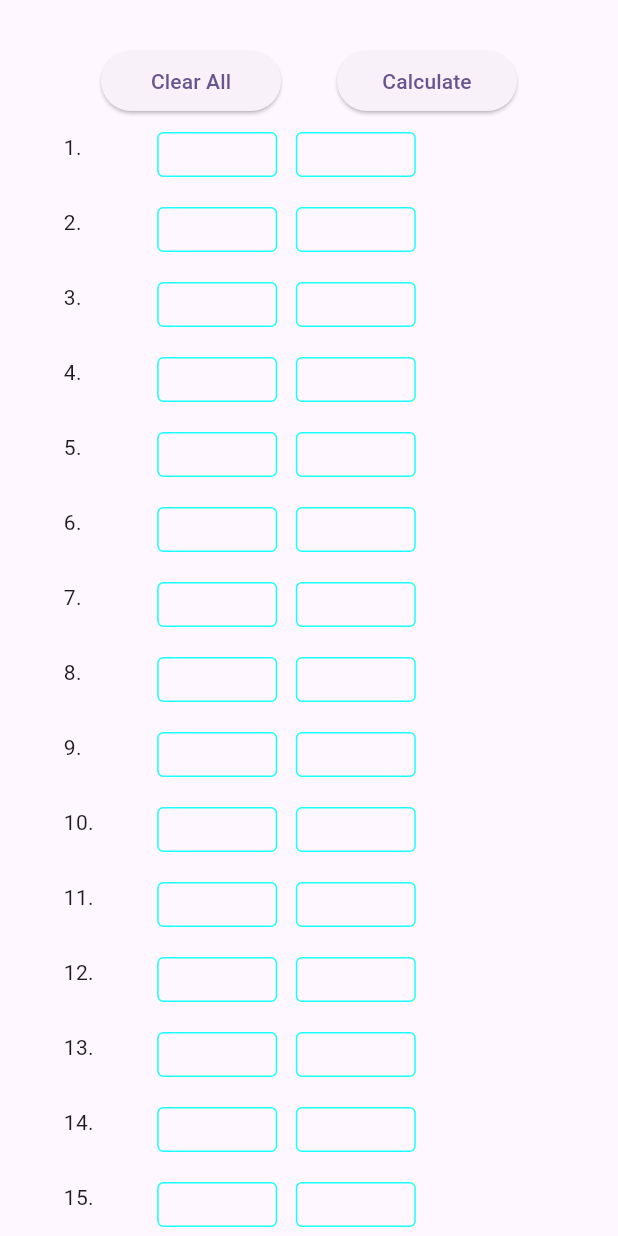
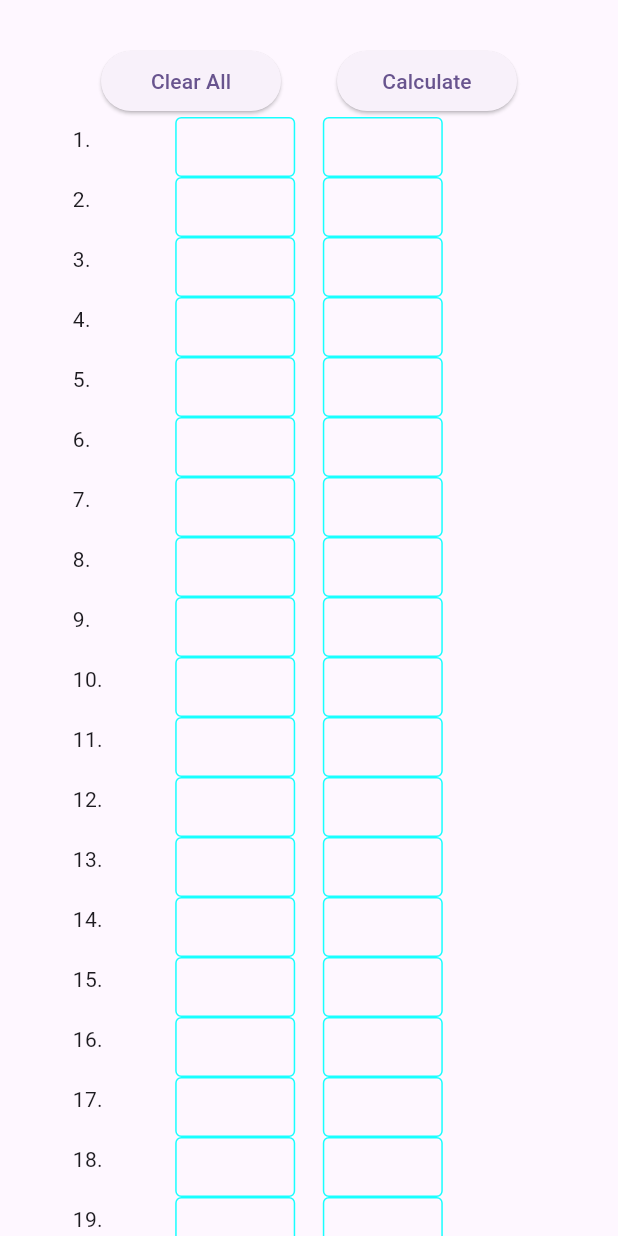
Before and after one commit to thoratharsh/DairyDailyCalculations, a Flutter app: the MyPage4 screen opened directly, on a phone screen of 412 x 824 dp. Run offline on Flutter 3.47's test engine with Material 2 defaults, Android fonts, the light colour scheme and no system bars.

Commit message:
updated code

```diff
--- a/lib/module1.dart
+++ b/lib/module1.dart
@@ -31,7 +31,7 @@
     Function(String value) onchanged) {
   return SizedBox(
     width: 80,
-    height: 30,
+    height: 40,
     child: TextField(
       decoration: InputDecoration(
         labelText: labelText,
@@ -51,7 +51,7 @@
 
 Widget textField(String text, TextAlign textAlign) {
   return SizedBox(
-    width: 80,
+    width: 70,
     height: 50,
     child: Text(
       text,
--- a/lib/page4.dart
+++ b/lib/page4.dart
@@ -428,6 +428,7 @@
       for (int i = 0; i < controllers.length; i++) {
         for (int j = 0; j < 2; j++) {
           controllers[i][j].clear();
+          rowValues[i][j] = "";
         }
         rowValues[i][2] = "";
       }
@@ -489,7 +490,7 @@
                       textFieldPage2('1.', TextAlign.left),
                       rowInputFieldPage2('', controllers[0][0], _setRow1Value1),
                       rowInputFieldPage2('', controllers[0][1], _setRow1Value2),
-                      textField(rowValues[0][2], TextAlign.right),
+                      textFieldPage2(rowValues[0][2], TextAlign.right),
                     ],
                   ),
                   Row(
@@ -499,7 +500,7 @@
                       textFieldPage2('2.', TextAlign.left),
                       rowInputFieldPage2('', controllers[1][0], _setRow2Value1),
                       rowInputFieldPage2('', controllers[1][1], _setRow2Value2),
-                      textField(rowValues[1][2], TextAlign.right),
+                      textFieldPage2(rowValues[1][2], TextAlign.right),
                     ],
                   ),
                   Row(
@@ -509,7 +510,7 @@
                       textFieldPage2('3.', TextAlign.left),
                       rowInputFieldPage2('', controllers[2][0], _setRow3Value1),
                       rowInputFieldPage2('', controllers[2][1], _setRow3Value2),
-                      textField(rowValues[2][2], TextAlign.right),
+                      textFieldPage2(rowValues[2][2], TextAlign.right),
                     ],
                   ),
                   Row(
@@ -519,7 +520,7 @@
                       textFieldPage2('4.', TextAlign.left),
                       rowInputFieldPage2('', controllers[3][0], _setRow4Value1),
                       rowInputFieldPage2('', controllers[3][1], _setRow4Value2),
-                      textField(rowValues[3][2], TextAlign.right),
+                      textFieldPage2(rowValues[3][2], TextAlign.right),
                     ],
                   ),
                   Row(
@@ -529,7 +530,7 @@
                       textFieldPage2('5.', TextAlign.left),
                       rowInputFieldPage2('', controllers[4][0], _setRow5Value1),
                       rowInputFieldPage2('', controllers[4][1], _setRow5Value2),
-                      textField(rowValues[4][2], TextAlign.right),
+                      textFieldPage2(rowValues[4][2], TextAlign.right),
                     ],
                   ),
                   Row(
@@ -539,7 +540,7 @@
                       textFieldPage2('6.', TextAlign.left),
                       rowInputFieldPage2('', controllers[5][0], _setRow6Value1),
                       rowInputFieldPage2('', controllers[5][1], _setRow6Value2),
-                      textField(rowValues[5][2], TextAlign.right),
+                      textFieldPage2(rowValues[5][2], TextAlign.right),
                     ],
                   ),
                   Row(
@@ -549,7 +550,7 @@
                       textFieldPage2('7.', TextAlign.left),
                       rowInputFieldPage2('', controllers[6][0], _setRow7Value1),
                       rowInputFieldPage2('', controllers[6][1], _setRow7Value2),
-                      textField(rowValues[6][2], TextAlign.right),
+                      textFieldPage2(rowValues[6][2], TextAlign.right),
                     ],
                   ),
                   Row(
@@ -559,7 +560,7 @@
                       textFieldPage2('8.', TextAlign.left),
                       rowInputFieldPage2('', controllers[7][0], _setRow8Value1),
                       rowInputFieldPage2('', controllers[7][1], _setRow8Value2),
-                      textField(rowValues[7][2], TextAlign.right),
+                      textFieldPage2(rowValues[7][2], TextAlign.right),
                     ],
                   ),
                   Row(
@@ -569,7 +570,7 @@
                       textFieldPage2('9.', TextAlign.left),
                       rowInputFieldPage2('', controllers[8][0], _setRow9Value1),
                       rowInputFieldPage2('', controllers[8][1], _setRow9Value2),
-                      textField(rowValues[8][2], TextAlign.right),
+                      textFieldPage2(rowValues[8][2], TextAlign.right),
                     ],
                   ),
                   Row(
@@ -581,7 +582,7 @@
                           '', controllers[9][0], _setRow10Value1),
                       rowInputFieldPage2(
                           '', controllers[9][1], _setRow10Value2),
-                      textField(rowValues[9][2], TextAlign.right),
+                      textFieldPage2(rowValues[9][2], TextAlign.right),
                     ],
                   ),
                   Row(
@@ -593,7 +594,7 @@
                           '', controllers[10][0], _setRow11Value1),
                       rowInputFieldPage2(
                           '', controllers[10][1], _setRow11Value2),
-                      textField(rowValues[10][2], TextAlign.right),
+                      textFieldPage2(rowValues[10][2], TextAlign.right),
                     ],
                   ),
                   Row(
@@ -605,7 +606,7 @@
                           '', controllers[11][0], _setRow12Value1),
                       rowInputFieldPage2(
                           '', controllers[11][1], _setRow12Value2),
-                      textField(rowValues[11][2], TextAlign.right),
+                      textFieldPage2(rowValues[11][2], TextAlign.right),
                     ],
                   ),
                   Row(
@@ -617,7 +618,7 @@
                           '', controllers[12][0], _setRow13Value1),
                       rowInputFieldPage2(
                           '', controllers[12][1], _setRow13Value2),
-                      textField(rowValues[12][2], TextAlign.right),
+                      textFieldPage2(rowValues[12][2], TextAlign.right),
                     ],
                   ),
                   Row(
@@ -629,7 +630,7 @@
                           '', controllers[13][0], _setRow14Value1),
                       rowInputFieldPage2(
                           '', controllers[13][1], _setRow14Value2),
-                      textField(rowValues[13][2], TextAlign.right),
+                      textFieldPage2(rowValues[13][2], TextAlign.right),
                     ],
                   ),
                   Row(
@@ -641,7 +642,7 @@
                           '', controllers[14][0], _setRow15Value1),
                       rowInputFieldPage2(
                           '', controllers[14][1], _setRow15Value2),
-                      textField(rowValues[14][2], TextAlign.right),
+                      textFieldPage2(rowValues[14][2], TextAlign.right),
                     ],
                   ),
                   Row(
@@ -653,7 +654,7 @@
                           '', controllers[15][0], _setRow16Value1),
                       rowInputFieldPage2(
                           '', controllers[15][1], _setRow16Value2),
-                      textField(rowValues[15][2], TextAlign.right),
+                      textFieldPage2(rowValues[15][2], TextAlign.right),
                     ],
                   ),
                   Row(
@@ -665,7 +666,7 @@
                           '', controllers[16][0], _setRow17Value1),
                       rowInputFieldPage2(
                           '', controllers[16][1], _setRow17Value2),
-                      textField(rowValues[16][2], TextAlign.right),
+                      textFieldPage2(rowValues[16][2], TextAlign.right),
                     ],
                   ),
                   Row(
@@ -677,7 +678,7 @@
                           '', controllers[17][0], _setRow18Value1),
                       rowInputFieldPage2(
                           '', controllers[17][1], _setRow18Value2),
-                      textField(rowValues[17][2], TextAlign.right),
+                      textFieldPage2(rowValues[17][2], TextAlign.right),
                     ],
                   ),
                   Row(
@@ -689,7 +690,7 @@
                           '', controllers[18][0], _setRow19Value1),
                       rowInputFieldPage2(
                           '', controllers[18][1], _setRow19Value2),
-                      textField(rowValues[18][2], TextAlign.right),
+                      textFieldPage2(rowValues[18][2], TextAlign.right),
                     ],
                   ),
                   Row(
@@ -701,7 +702,7 @@
                           '', controllers[19][0], _setRow20Value1),
                       rowInputFieldPage2(
                           '', controllers[19][1], _setRow20Value2),
-                      textField(rowValues[19][2], TextAlign.right),
+                      textFieldPage2(rowValues[19][2], TextAlign.right),
                     ],
                   ),
                   Row(
@@ -713,7 +714,7 @@
                           '', controllers[20][0], _setRow21Value1),
                       rowInputFieldPage2(
                           '', controllers[20][1], _setRow21Value2),
-                      textField(rowValues[20][2], TextAlign.right),
+                      textFieldPage2(rowValues[20][2], TextAlign.right),
                     ],
                   ),
                   Row(
@@ -725,7 +726,7 @@
                           '', controllers[21][0], _setRow22Value1),
                       rowInputFieldPage2(
                           '', controllers[21][1], _setRow22Value2),
-                      textField(rowValues[21][2], TextAlign.right),
+                      textFieldPage2(rowValues[21][2], TextAlign.right),
                     ],
                   ),
                   Row(
@@ -737,7 +738,7 @@
                           '', controllers[22][0], _setRow23Value1),
                       rowInputFieldPage2(
                           '', controllers[22][1], _setRow23Value2),
-                      textField(rowValues[22][2], TextAlign.right),
+                      textFieldPage2(rowValues[22][2], TextAlign.right),
                     ],
                   ),
                   Row(
@@ -749,7 +750,7 @@
                           '', controllers[23][0], _setRow24Value1),
                       rowInputFieldPage2(
                           '', controllers[23][1], _setRow24Value2),
-                      textField(rowValues[23][2], TextAlign.right),
+                      textFieldPage2(rowValues[23][2], TextAlign.right),
                     ],
                   ),
                   Row(
@@ -761,7 +762,7 @@
                           '', controllers[24][0], _setRow25Value1),
                       rowInputFieldPage2(
                           '', controllers[24][1], _setRow25Value2),
-                      textField(rowValues[24][2], TextAlign.right),
+                      textFieldPage2(rowValues[24][2], TextAlign.right),
                     ],
                   ),
                   Row(
@@ -773,7 +774,7 @@
                           '', controllers[25][0], _setRow26Value1),
                       rowInputFieldPage2(
                           '', controllers[25][1], _setRow26Value2),
-                      textField(rowValues[25][2], TextAlign.right),
+                      textFieldPage2(rowValues[25][2], TextAlign.right),
                     ],
                   ),
                   Row(
@@ -785,7 +786,7 @@
                           '', controllers[26][0], _setRow27Value1),
                       rowInputFieldPage2(
                           '', controllers[26][1], _setRow27Value2),
-                      textField(rowValues[26][2], TextAlign.right),
+                      textFieldPage2(rowValues[26][2], TextAlign.right),
                     ],
                   ),
                   Row(
@@ -797,7 +798,7 @@
                           '', controllers[27][0], _setRow28Value1),
                       rowInputFieldPage2(
                           '', controllers[27][1], _setRow28Value2),
-                      textField(rowValues[27][2], TextAlign.right),
+                      textFieldPage2(rowValues[27][2], TextAlign.right),
                     ],
                   ),
                   Row(
@@ -809,7 +810,7 @@
                           '', controllers[28][0], _setRow29Value1),
                       rowInputFieldPage2(
                           '', controllers[28][1], _setRow29Value2),
-                      textField(rowValues[28][2], TextAlign.right),
+                      textFieldPage2(rowValues[28][2], TextAlign.right),
                     ],
                   ),
                   Row(
@@ -821,7 +822,7 @@
                           '', controllers[29][0], _setRow30Value1),
                       rowInputFieldPage2(
                           '', controllers[29][1], _setRow30Value2),
-                      textField(rowValues[29][2], TextAlign.right),
+                      textFieldPage2(rowValues[29][2], TextAlign.right),
                     ],
                   ),
                   Row(
@@ -833,7 +834,7 @@
                           '', controllers[30][0], _setRow31Value1),
                       rowInputFieldPage2(
                           '', controllers[30][1], _setRow31Value2),
-                      textField(rowValues[30][2], TextAlign.right),
+                      textFieldPage2(rowValues[30][2], TextAlign.right),
                     ],
                   ),
                   Row(
@@ -845,7 +846,7 @@
                           '', controllers[31][0], _setRow32Value1),
                       rowInputFieldPage2(
                           '', controllers[31][1], _setRow32Value2),
-                      textField(rowValues[31][2], TextAlign.right),
+                      textFieldPage2(rowValues[31][2], TextAlign.right),
                     ],
                   ),
                   Row(
@@ -857,17 +858,26 @@
                           '', controllers[32][0], _setRow33Value1),
                       rowInputFieldPage2(
                           '', controllers[32][1], _setRow33Value2),
-                      textField(rowValues[32][2], TextAlign.right),
+                      textFieldPage2(rowValues[32][2], TextAlign.right),
                     ],
                   ),
                   Row(
                     crossAxisAlignment: CrossAxisAlignment.center,
                     mainAxisAlignment: MainAxisAlignment.spaceEvenly,
                     children: [
-                      textFieldPage2('Total', TextAlign.left),
+                      textField('Total', TextAlign.left),
                       textField(rowValues[33][0], TextAlign.left),
                       textField('', TextAlign.center),
                       textField(rowValues[33][2], TextAlign.right),
+                    ],
+                  ),
+                  Row(
+                    crossAxisAlignment: CrossAxisAlignment.center,
+                    mainAxisAlignment: MainAxisAlignment.spaceEvenly,
+                    children: [
+                      elevetedButtonWidget('Clear All', _clearAll),
+                      elevetedButtonWidget(
+                          'Calculate', _calculateFinalRowFields),
                     ],
                   ),
                 ],
```
